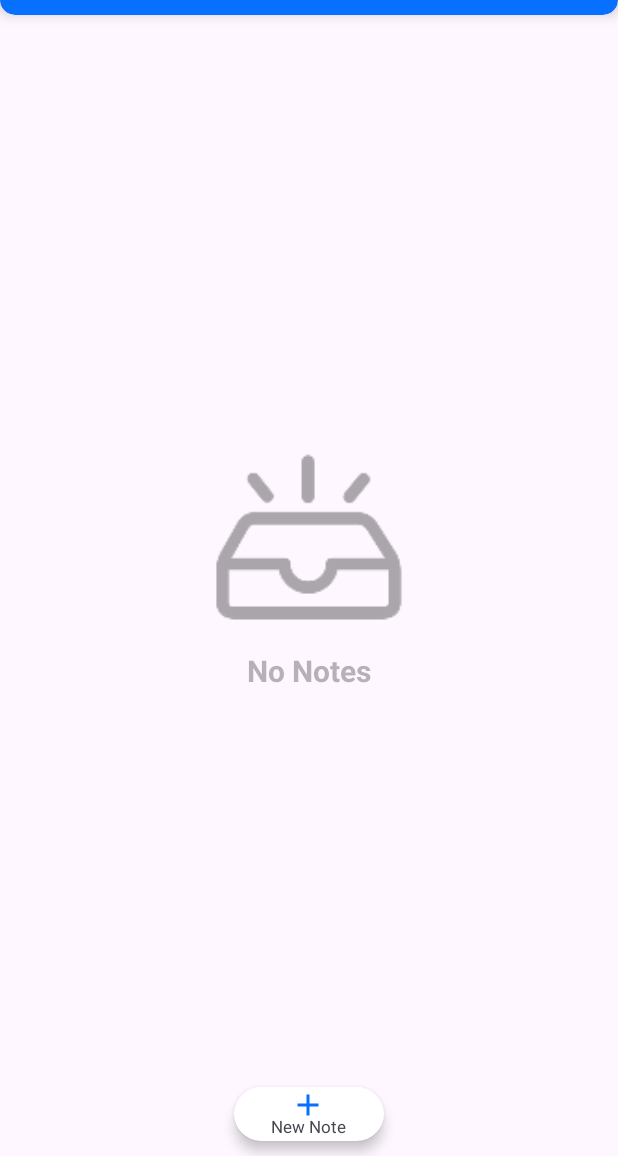
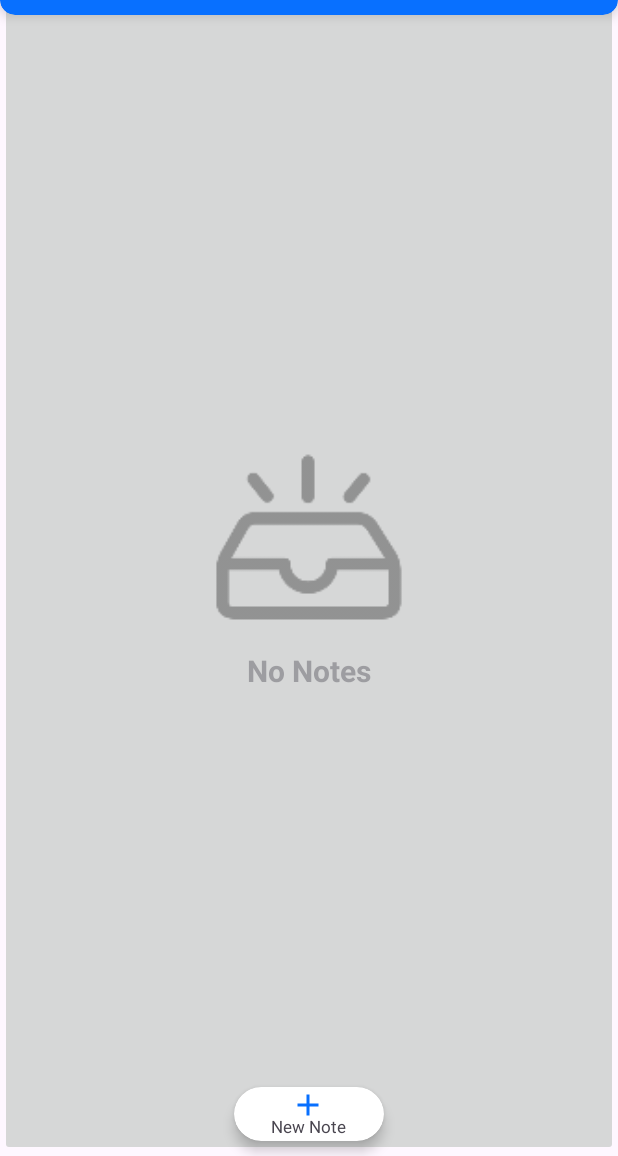
Before and after one commit to Santhosh0130/SanNotes, an Android app: the screen it shows after launch (MainActivity), on a phone screen of 412 x 824 dp, the part 80-1236 px from its top. Run offline under Robolectric (Android 15) with nearby library versions, the phone set to English and light mode, and no system bars.

Commit message:
Initial Commit

```diff
--- a/app/src/main/res/layout/activity_main.xml
+++ b/app/src/main/res/layout/activity_main.xml
@@ -5,6 +5,10 @@
     android:layout_width="match_parent"
     android:layout_height="match_parent"
     tools:context=".Activities.MainActivity">
+
+    <ImageButton
+        android:layout_width="match_parent"
+        android:layout_height="match_parent" />
 
     <androidx.cardview.widget.CardView
         android:id="@+id/name"
```
